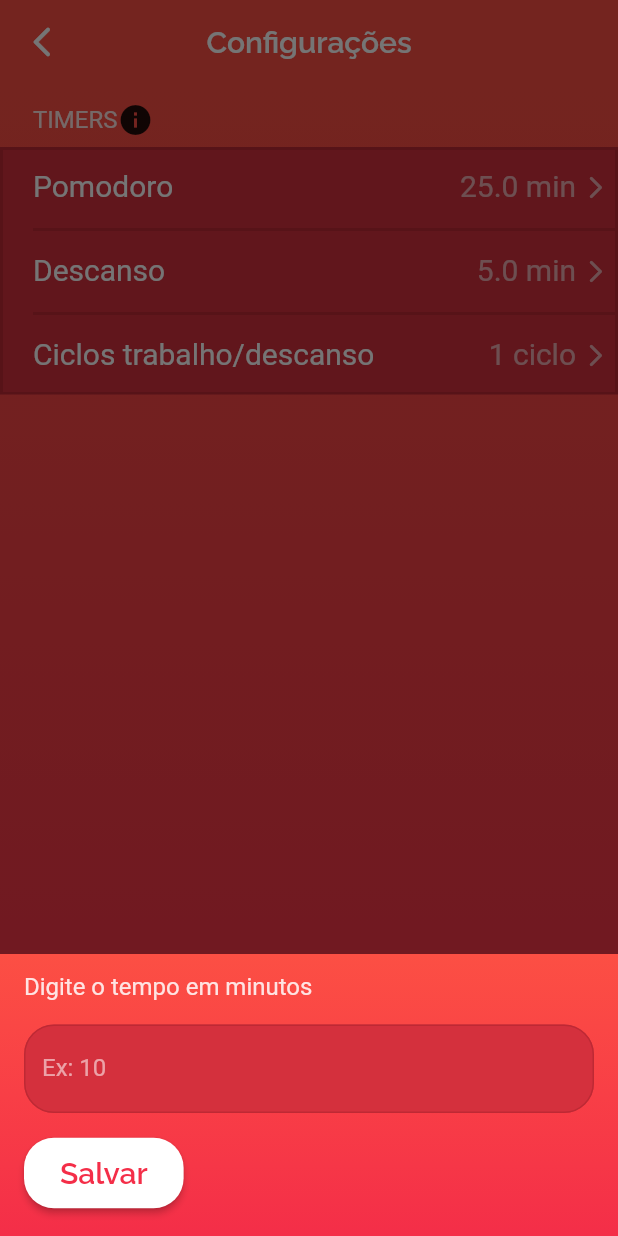
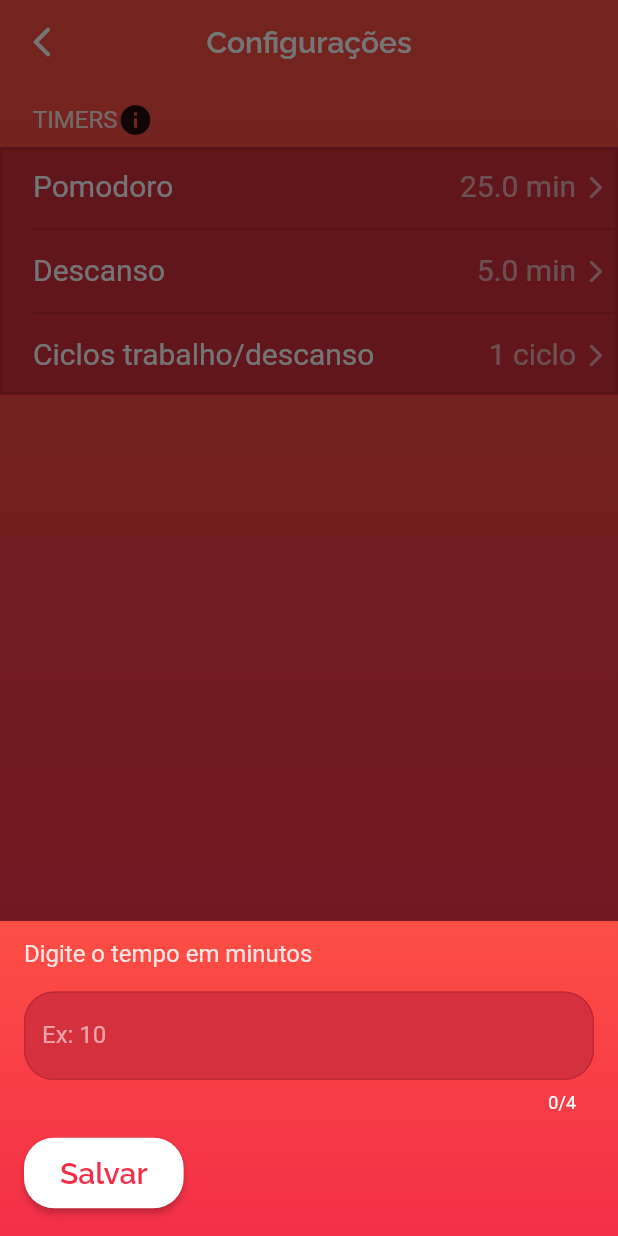
Before and after one commit to BrunoRabbit/pomodoro-timer, a Flutter app: the SettingsScreen screen opened by its route, after a tap on "Pomodoro", on a phone screen of 412 x 824 dp. Run offline on Flutter 3.47's test engine with Material 2 defaults, Android fonts, the phone set to English and light mode, and no system bars; our stand-ins replace auto_route; generated files the repository leaves out were written again.

```diff
--- a/lib/features/controllers/global_controller.dart
+++ b/lib/features/controllers/global_controller.dart
@@ -5,11 +5,11 @@ import 'package:flutter/material.dart';
 class GlobalController extends ChangeNotifier {
   // ? Settings
   int cycles = 1;
-  int durationRest = 5 * 60;
-  int durationWork = 25 * 60;
+  double durationRest = 5 * 60;
+  double durationWork = 25 * 60;
 
   // ? Timer
-  int remainingTime = 25 * 60;
+  double remainingTime = 25 * 60;
   bool isTimerActive = false;
   Timer? timer;
   bool isWorking = true;
@@ -55,7 +55,7 @@ class GlobalController extends ChangeNotifier {
       isTimerActive = false;
     }
 
-    durationWork = int.parse(text);
+    durationWork = double.parse(text);
     durationWork  = durationWork * 60;
 
     if(isWorking){
@@ -71,7 +71,7 @@ class GlobalController extends ChangeNotifier {
       isTimerActive = false;
     }
 
-    durationRest = int.parse(text);
+    durationRest = double.parse(text);
     durationRest = durationRest * 60;
 
     if (!isWorking) {
--- a/lib/features/screens/home_screen.dart
+++ b/lib/features/screens/home_screen.dart
@@ -114,9 +114,8 @@ class _HomeScreenState extends State<HomeScreen> {
                               : 1 -
                                   (controller.remainingTime /
                                       (controller.isWorking
-                                          ? controller.durationWork.toDouble()
-                                          : controller.durationRest
-                                              .toDouble())),
+                                          ? controller.durationWork
+                                          : controller.durationRest)),
                           strokeWidth: 8,
                         ),
                       ),
@@ -124,7 +123,7 @@ class _HomeScreenState extends State<HomeScreen> {
                   ],
                 ),
                 Text(
-                  controller.remainingTime.toMinSec(),
+                  controller.remainingTime.toInt().toMinSec() ,
                   style: const TextStyle(
                     color: Colors.white,
                     fontSize: FontSizes.xLarge * 2,
@@ -161,6 +160,7 @@ class _HomeScreenState extends State<HomeScreen> {
               controller.resetTimer();
             },
           ),
+
           // Text(
           //   '${(remainingTime ~/ 60).toString().padLeft(2, '0')}:${(remainingTime % 60).toString().padLeft(2, '0')}',
           //   style: TextStyle(fontSize: 48),
--- /dev/null
+++ b/lib/features/widgets/settings_bottom_sheet.dart
@@ -0,0 +1,131 @@
+// ignore_for_file: public_member_api_docs, sort_constructors_first
+import 'package:auto_route/auto_route.dart';
+import 'package:flutter/material.dart';
+import 'package:flutter/services.dart';
+
+import 'package:pomodoro_timer/core/themes/app_colors.dart';
+import 'package:pomodoro_timer/core/themes/font_sizes.dart';
+import 'package:pomodoro_timer/features/widgets/custom_button.dart';
+
+class SettingsBottomSheet extends StatelessWidget {
+  const SettingsBottomSheet({
+    Key? key,
+    required this.onPress,
+    required this.controller,
+    required this.formKey,
+  }) : super(key: key);
+
+  final Function(TextEditingController) onPress;
+  final TextEditingController controller;
+  final GlobalKey<FormState> formKey;
+
+  @override
+  Widget build(BuildContext context) {
+    return SingleChildScrollView(
+      child: Container(
+        decoration: const BoxDecoration(
+          gradient: LinearGradient(
+            colors: [
+              AppColors.kScaffoldPrimary,
+              AppColors.kScaffoldSecondary,
+            ],
+            begin: Alignment.bottomCenter,
+            end: Alignment.topCenter,
+          ),
+        ),
+        padding: EdgeInsets.only(
+          bottom: MediaQuery.of(context).viewInsets.bottom,
+        ),
+        child: Padding(
+          padding: const EdgeInsets.only(
+            left: 16.0,
+            right: 16.0,
+            bottom: 2,
+            top: 12,
+          ),
+          child: Form(
+            key: formKey,
+            child: Column(
+              mainAxisSize: MainAxisSize.min,
+              crossAxisAlignment: CrossAxisAlignment.start,
+              children: [
+                Text(
+                  'Digite o tempo em minutos',
+                  style: TextStyle(
+                    color: Colors.white.withOpacity(.85),
+                    fontSize: FontSizes.medium,
+                  ),
+                ),
+                Padding(
+                  padding: const EdgeInsets.symmetric(vertical: 16),
+                  child: TextFormField(
+                    controller: controller,
+                    keyboardType: TextInputType.number,
+                    style: const TextStyle(color: Colors.white),
+                    cursorColor: Colors.white,
+                    maxLength: 4,
+                    inputFormatters: [
+                      FilteringTextInputFormatter.allow(RegExp(r'^[0-9.]+$')),
+                    ],
+                    validator: (text) {
+                      if (text!.isNotEmpty) {
+                        return null;
+                      }
+                      return 'Este campo nao pode ser vazio';
+                    },
+                    decoration: InputDecoration(
+                      floatingLabelBehavior: FloatingLabelBehavior.never,
+                      filled: true,
+                      fillColor: AppColors.kCardBackground,
+                      labelText: 'Ex: 10',
+                      labelStyle: TextStyle(
+                        color: Colors.white.withOpacity(.55),
+                      ),
+                      errorStyle: const TextStyle(
+                        color: Colors.white,
+                      ),
+                      counterStyle: const TextStyle(
+                        color: Colors.white,
+                      ),
+                      enabledBorder: OutlineInputBorder(
+                        borderRadius: BorderRadius.circular(20),
+                        borderSide: const BorderSide(
+                          color: AppColors.kLinesColor,
+                        ),
+                      ),
+                      focusedBorder: OutlineInputBorder(
+                        borderRadius: BorderRadius.circular(20),
+                        borderSide: const BorderSide(
+                          color: AppColors.kLinesColor,
+                        ),
+                      ),
+                      border: OutlineInputBorder(
+                        borderRadius: BorderRadius.circular(20),
+                      ),
+                    ),
+                  ),
+                ),
+                Padding(
+                  padding: const EdgeInsets.only(bottom: 16.0),
+                  child: CustomButton(
+                    onPressed: () {
+                      if (formKey.currentState!.validate()) {
+                        onPress(controller);
+                        context.router.pop();
+                      }
+                    },
+                    title: 'Salvar',
+                    isWorking: true,
+                    shape: RoundedRectangleBorder(
+                      borderRadius: BorderRadius.circular(20),
+                    ),
+                  ),
+                ),
+              ],
+            ),
+          ),
+        ),
+      ),
+    );
+  }
+}
--- a/lib/features/widgets/settings_items_widget.dart
+++ b/lib/features/widgets/settings_items_widget.dart
@@ -2,10 +2,10 @@ import 'package:flutter/material.dart';
 import 'package:pomodoro_timer/core/themes/app_colors.dart';
 import 'package:pomodoro_timer/core/themes/font_sizes.dart';
 import 'package:pomodoro_timer/features/models/settings_item_model.dart';
-import 'package:pomodoro_timer/features/widgets/custom_button.dart';
+import 'package:pomodoro_timer/features/widgets/settings_bottom_sheet.dart';
 
 class SettingsItemWidget extends StatelessWidget {
-  const SettingsItemWidget({
+   SettingsItemWidget({
     super.key,
     required this.setts,
     required this.index,
@@ -13,6 +13,7 @@ class SettingsItemWidget extends StatelessWidget {
 
   final int index;
   final SettingsItemModel setts;
+  final formKey = GlobalKey<FormState>();
 
   @override
   Widget build(BuildContext context) {
@@ -86,88 +87,10 @@ class SettingsItemWidget extends StatelessWidget {
       isScrollControlled: true,
       enableDrag: true,
       builder: (BuildContext context) {
-        return SingleChildScrollView(
-          child: Container(
-            decoration: const BoxDecoration(
-              gradient: LinearGradient(
-                colors: [
-                  AppColors.kScaffoldPrimary,
-                  AppColors.kScaffoldSecondary,
-                ],
-                begin: Alignment.bottomCenter,
-                end: Alignment.topCenter,
-              ),
-            ),
-            padding: EdgeInsets.only(
-              bottom: MediaQuery.of(context).viewInsets.bottom,
-            ),
-            child: Padding(
-              padding: const EdgeInsets.only(
-                left: 16.0,
-                right: 16.0,
-                bottom: 2,
-                top: 12,
-              ),
-              child: Column(
-                mainAxisSize: MainAxisSize.min,
-                crossAxisAlignment: CrossAxisAlignment.start,
-                children: [
-                  Text(
-                    'Digite o tempo em minutos',
-                    style: TextStyle(
-                      color: Colors.white.withOpacity(.85),
-                      fontSize: FontSizes.medium,
-                    ),
-                  ),
-                  Padding(
-                    padding: const EdgeInsets.symmetric(vertical: 16),
-                    child: TextField(
-                      controller: controller,
-                      keyboardType: TextInputType.number,
-                      style: const TextStyle(color: Colors.white),
-                      cursorColor: Colors.white,
-                      decoration: InputDecoration(
-                        floatingLabelBehavior: FloatingLabelBehavior.never,
-                        enabledBorder: OutlineInputBorder(
-                          borderRadius: BorderRadius.circular(20),
-                          borderSide: const BorderSide(
-                            color: AppColors.kLinesColor,
-                          ),
-                        ),
-                        focusedBorder: OutlineInputBorder(
-                          borderRadius: BorderRadius.circular(20),
-                          borderSide: const BorderSide(
-                            color: AppColors.kLinesColor,
-                          ),
-                        ),
-                        border: OutlineInputBorder(
-                          borderRadius: BorderRadius.circular(20),
-                        ),
-
-                        filled: true,
-                        fillColor: AppColors.kCardBackground,
-                        labelText: 'Ex: 10',
-                        labelStyle: TextStyle(
-                          color: Colors.white.withOpacity(.55),
-                        ),
-                      ),
-                    ),
-                  ),
-                  Padding(
-                    padding: const EdgeInsets.only(bottom: 16.0),
-                    child: CustomButton(
-                      onPressed: () => onPress(controller),
-                      title: 'Salvar',
-                      isWorking: true,
-                      shape: RoundedRectangleBorder(
-                        borderRadius: BorderRadius.circular(20),
-                      ),
-                    ),
-                  ),
-                ],
-              ),
-            ),
-          ),
+        return SettingsBottomSheet(
+          onPress: onPress,
+          controller: controller,
+          formKey: formKey,
         );
       },
     );
```
